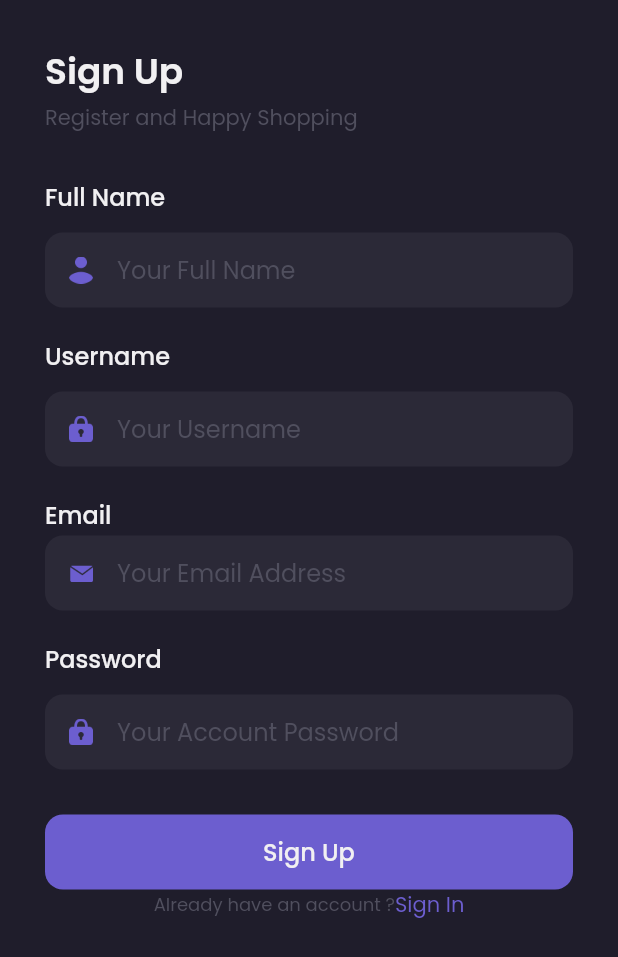
After one commit to EnkuDavi/shamo_app, a Flutter app: the SignUpPage screen opened by its route, on a phone screen of 412 x 824 dp. The commit adds this screen. Shown: the top 957 px of the screen. Run offline on Flutter 3.47's test engine with Material 2 defaults, Android fonts, the phone set to English and light mode, and no system bars; our stand-ins replace google_fonts; missing offline and left inert: dart:ffi.

Commit message:
create sign up page

```diff
--- a/lib/main.dart
+++ b/lib/main.dart
@@ -1,5 +1,6 @@
 import 'package:flutter/material.dart';
 import 'package:shamo_app/pages/sign_page.dart';
+import 'package:shamo_app/pages/signup_page.dart';
 import 'package:shamo_app/pages/splash_page.dart';
 import 'theme.dart';
 
@@ -11,7 +12,8 @@ class MyApp extends StatelessWidget {
       debugShowCheckedModeBanner: false,
       routes: {
         '/': (context) => SplashPage(),
-        '/sign-in': (context) => SignPage()
+        '/sign-in': (context) => SignPage(),
+        '/sign-up': (context) => SignUpPage()
       },
     );
   }
--- a/lib/pages/sign_page.dart
+++ b/lib/pages/sign_page.dart
@@ -145,9 +145,15 @@ class SignPage extends StatelessWidget {
                 style: subtitleTextStyle.copyWith(
                   fontSize: 12,
                 )),
-            Text(
-              'Sign Up',
-              style: purpleTextStyle.copyWith(fontSize: 12, fontWeight: medium),
+            GestureDetector(
+              onTap: () {
+                Navigator.pushNamed(context, '/sign-up');
+              },
+              child: Text(
+                'Sign Up',
+                style:
+                    purpleTextStyle.copyWith(fontSize: 12, fontWeight: medium),
+              ),
             )
           ],
         ),
--- /dev/null
+++ b/lib/pages/signup_page.dart
@@ -0,0 +1,272 @@
+import 'dart:ffi';
+
+import 'package:flutter/material.dart';
+import 'package:shamo_app/theme.dart';
+
+class SignUpPage extends StatelessWidget {
+  Widget build(BuildContext context) {
+    Widget header() {
+      return Container(
+        margin: EdgeInsets.only(top: 30),
+        child: Column(
+          crossAxisAlignment: CrossAxisAlignment.start,
+          children: [
+            Text(
+              'Sign Up',
+              style:
+                  primaryTextStyle.copyWith(fontSize: 24, fontWeight: semiBold),
+            ),
+            SizedBox(
+              height: 2,
+            ),
+            Text(
+              'Register and Happy Shopping',
+              style: subtitleTextStyle,
+            )
+          ],
+        ),
+      );
+    }
+
+    Widget fullName() {
+      return Container(
+        margin: EdgeInsets.only(top: 30),
+        child: Column(
+          crossAxisAlignment: CrossAxisAlignment.start,
+          children: [
+            Text(
+              'Full Name',
+              style:
+                  primaryTextStyle.copyWith(fontSize: 16, fontWeight: medium),
+            ),
+            SizedBox(
+              height: 12,
+            ),
+            Container(
+              height: 50,
+              padding: EdgeInsets.symmetric(horizontal: 16),
+              decoration: BoxDecoration(
+                  color: BackgroundColor2,
+                  borderRadius: BorderRadius.circular(12)),
+              child: Row(
+                children: [
+                  Image.asset(
+                    'assets/Username_Icon.png',
+                    width: 16,
+                  ),
+                  SizedBox(
+                    width: 16,
+                  ),
+                  Expanded(
+                      child: TextFormField(
+                    style: primaryTextStyle,
+                    decoration: InputDecoration.collapsed(
+                        hintText: 'Your Full Name',
+                        hintStyle: subtitleTextStyle),
+                  ))
+                ],
+              ),
+            )
+          ],
+        ),
+      );
+    }
+
+    Widget Username() {
+      return Container(
+        margin: EdgeInsets.only(top: 20),
+        child: Column(
+          crossAxisAlignment: CrossAxisAlignment.start,
+          children: [
+            Text(
+              'Username',
+              style:
+                  primaryTextStyle.copyWith(fontSize: 16, fontWeight: medium),
+            ),
+            SizedBox(
+              height: 12,
+            ),
+            Container(
+              height: 50,
+              padding: EdgeInsets.symmetric(horizontal: 16),
+              decoration: BoxDecoration(
+                  color: BackgroundColor2,
+                  borderRadius: BorderRadius.circular(12)),
+              child: Row(
+                children: [
+                  Image.asset(
+                    'assets/Password_Icon.png',
+                    width: 16,
+                  ),
+                  SizedBox(
+                    width: 16,
+                  ),
+                  Expanded(
+                      child: TextFormField(
+                    style: primaryTextStyle,
+                    decoration: InputDecoration.collapsed(
+                        hintText: 'Your Username',
+                        hintStyle: subtitleTextStyle),
+                  ))
+                ],
+              ),
+            )
+          ],
+        ),
+      );
+    }
+
+    Widget emailInput() {
+      return Container(
+        margin: EdgeInsets.only(top: 20),
+        child: Column(
+          crossAxisAlignment: CrossAxisAlignment.start,
+          children: [
+            Text(
+              'Email',
+              style:
+                  primaryTextStyle.copyWith(fontSize: 16, fontWeight: medium),
+            ),
+            SizedBox(
+              height: 2,
+            ),
+            Container(
+              height: 50,
+              padding: EdgeInsets.symmetric(horizontal: 16),
+              decoration: BoxDecoration(
+                  color: BackgroundColor2,
+                  borderRadius: BorderRadius.circular(12)),
+              child: Row(
+                children: [
+                  Image.asset(
+                    'assets/Email_Icon.png',
+                    width: 16,
+                  ),
+                  SizedBox(
+                    width: 16,
+                  ),
+                  Expanded(
+                      child: TextFormField(
+                    style: primaryTextStyle,
+                    decoration: InputDecoration.collapsed(
+                        hintText: 'Your Email Address',
+                        hintStyle: subtitleTextStyle),
+                  ))
+                ],
+              ),
+            )
+          ],
+        ),
+      );
+    }
+
+    Widget passwordInput() {
+      return Container(
+        margin: EdgeInsets.only(top: 20),
+        child: Column(
+          crossAxisAlignment: CrossAxisAlignment.start,
+          children: [
+            Text('Password',
+                style: primaryTextStyle.copyWith(
+                  fontSize: 16,
+                  fontWeight: medium,
+                )),
+            SizedBox(
+              height: 12,
+            ),
+            Container(
+              height: 50,
+              padding: EdgeInsets.symmetric(horizontal: 16),
+              decoration: BoxDecoration(
+                  color: BackgroundColor2,
+                  borderRadius: BorderRadius.circular(12)),
+              child: Row(
+                children: [
+                  Image.asset(
+                    'assets/Password_Icon.png',
+                    width: 16,
+                  ),
+                  SizedBox(
+                    width: 16,
+                  ),
+                  Expanded(
+                      child: TextFormField(
+                    style: primaryTextStyle,
+                    decoration: InputDecoration.collapsed(
+                        hintText: 'Your Account Password',
+                        hintStyle: subtitleTextStyle),
+                  ))
+                ],
+              ),
+            )
+          ],
+        ),
+      );
+    }
+
+    Widget SignUpButton() {
+      return Container(
+        margin: EdgeInsets.only(top: 30),
+        height: 50,
+        width: double.infinity,
+        child: TextButton(
+            style: TextButton.styleFrom(
+                backgroundColor: PrimaryColor,
+                shape: RoundedRectangleBorder(
+                    borderRadius: BorderRadius.circular(12))),
+            onPressed: () {},
+            child: Text('Sign Up',
+                style: primaryTextStyle.copyWith(
+                    fontSize: 16, fontWeight: medium))),
+      );
+    }
+
+    Widget footer() {
+      return Container(
+        margin: EdgeInsets.only(bottom: 10),
+        child: Row(
+          mainAxisAlignment: MainAxisAlignment.center,
+          children: [
+            Text(
+              'Already have an account ?',
+              style: subtitleTextStyle.copyWith(fontSize: 12),
+            ),
+            GestureDetector(
+              onTap: () {
+                Navigator.pushNamed(context, '/sign-in');
+              },
+              child: Text(
+                'Sign In',
+                style: purpleTextStyle,
+              ),
+            )
+          ],
+        ),
+      );
+    }
+
+    return Scaffold(
+      resizeToAvoidBottomInset: false,
+      backgroundColor: BackgroundColor1,
+      body: SafeArea(
+        child: SingleChildScrollView(
+          child: Container(
+            margin: EdgeInsets.symmetric(horizontal: defaultMargin),
+            child: Column(
+              crossAxisAlignment: CrossAxisAlignment.start,
+              children: [
+                header(),
+                fullName(),
+                Username(),
+                emailInput(),
+                passwordInput(),
+                SignUpButton(),
+                footer()
+              ],
+            ),
+          ),
+        ),
+      ),
+    );
+  }
+}
```
